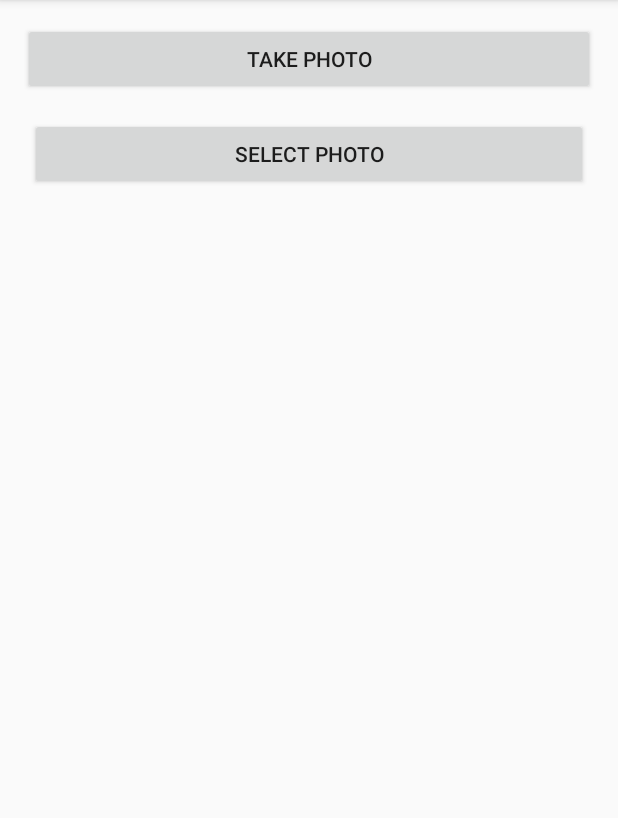
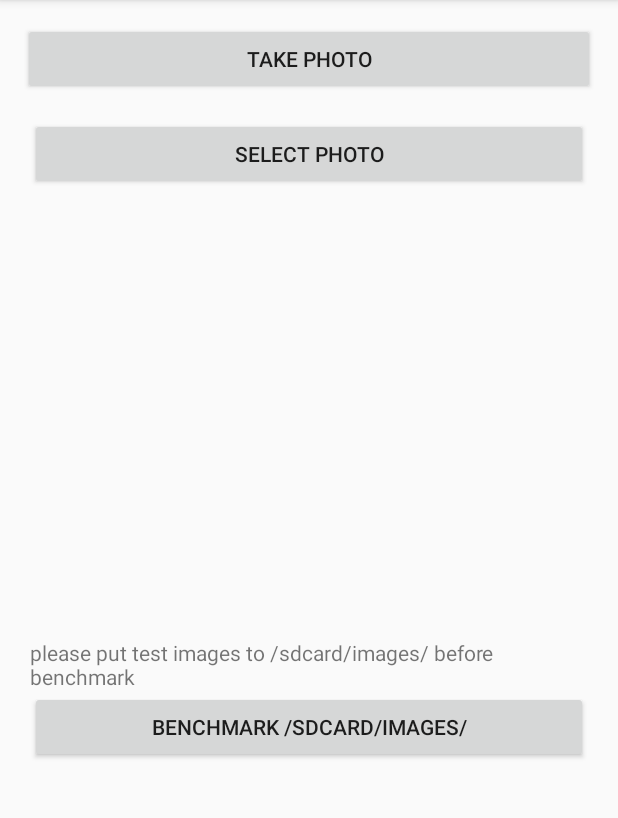
Before and after one commit to mdietrichstein/tensorflow-open_nsfw, an Android app: the screen it shows after launch (MainActivity), on a phone screen of 412 x 824 dp, the part 84-902 px from its top. Run offline under Robolectric (Android 15) with nearby library versions, the phone set to English and light mode, and no system bars; libraries missing offline, so code that uses them is left out: org.tensorflow.lite; network calls fail; 2 statements that could not run were skipped.

Commit message:
add benchmark for images

```diff
--- a/tflite/android/app/src/main/java/com/mogoweb/nsfw/tflite/Classifier.java
+++ b/tflite/android/app/src/main/java/com/mogoweb/nsfw/tflite/Classifier.java
@@ -50,6 +50,9 @@ public abstract class Classifier {
         NNAPI,
         GPU
     }
+
+    protected static final int VGG_MEAN[] = {123, 117, 104};
+
 
     /** Number of results to show in the UI. */
     private static final int MAX_RESULTS = 3;
--- a/tflite/android/app/src/main/res/layout/activity_main.xml
+++ b/tflite/android/app/src/main/res/layout/activity_main.xml
@@ -38,7 +38,7 @@
 
     <LinearLayout
         android:layout_width="match_parent"
-        android:layout_height="match_parent"
+        android:layout_height="wrap_content"
         android:gravity="center"
         android:orientation="vertical"
         android:padding="10dp" >
@@ -49,4 +49,21 @@
             android:layout_height="wrap_content" />
     </LinearLayout>
 
+    <LinearLayout
+        android:layout_width="match_parent"
+        android:layout_height="match_parent"
+        android:gravity="center"
+        android:orientation="vertical"
+        android:padding="10dp" >
+
+        <TextView
+            android:text="please put test images to /sdcard/images/ before benchmark"
+            android:layout_width="match_parent"
+            android:layout_height="wrap_content" />
+        <Button
+            android:id="@+id/btnBenchmarkImages"
+            android:layout_width="match_parent"
+            android:layout_height="wrap_content"
+            android:text="benchmark /sdcard/images/" />
+    </LinearLayout>
 </LinearLayout>
```
Also changed, not shown: tflite/android/app/src/main/java/com/mogoweb/nsfw/MainActivity.java (+33 -0 lines), tflite/android/app/src/main/java/com/mogoweb/nsfw/tflite/ClassifierFloat.java (+13 -3 lines).
